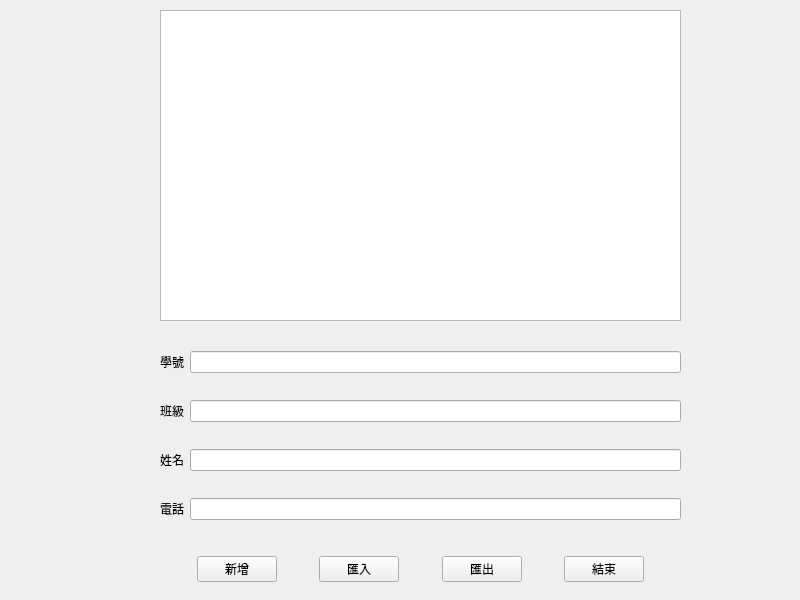
Old version of the form mywidget.ui in the repository Weizhe422/ContactBook.
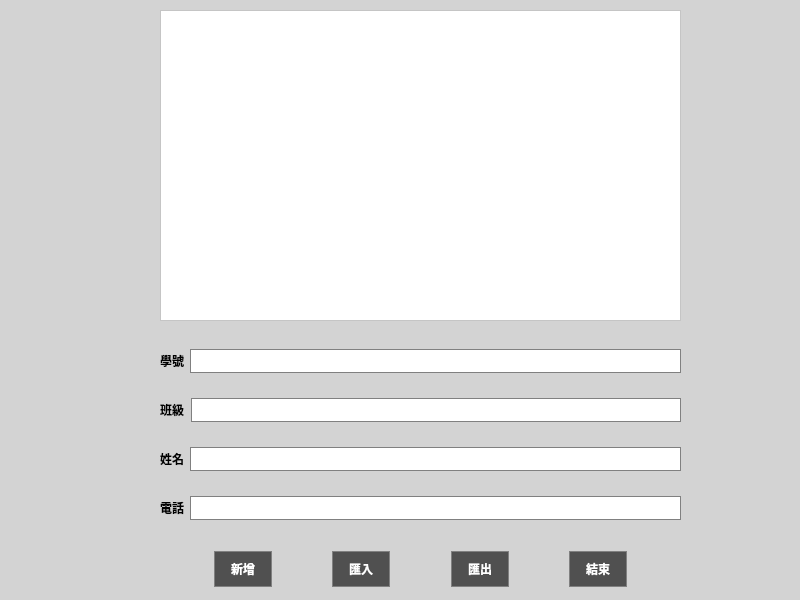
New version of the form.

Commit message: Apply grayscale color scheme to mywidget.ui

What changed in the file:
```diff
--- a/mywidget.ui
+++ b/mywidget.ui
@@ -13,6 +13,11 @@
   <property name="windowTitle">
    <string>MyWidget</string>
   </property>
+  <property name="styleSheet">
+   <string notr="true">QWidget {
+    background-color: #D3D3D3;
+}</string>
+  </property>
   <widget class="QTableWidget" name="tableWidget">
    <property name="geometry">
     <rect>
@@ -22,6 +27,27 @@
      <height>311</height>
     </rect>
    </property>
+   <property name="styleSheet">
+    <string notr="true">QTableWidget {
+    background-color: white;
+    color: black;
+    gridline-color: #808080;
+}
+QTableWidget::item {
+    background-color: white;
+    color: black;
+}
+QTableWidget::item:selected {
+    background-color: #808080;
+    color: white;
+}
+QHeaderView::section {
+    background-color: #505050;
+    color: white;
+    padding: 5px;
+    border: 1px solid #808080;
+}</string>
+   </property>
   </widget>
   <widget class="QWidget" name="verticalLayoutWidget">
    <property name="geometry">
@@ -40,10 +66,29 @@
         <property name="text">
          <string>學號</string>
         </property>
+        <property name="styleSheet">
+         <string notr="true">QLabel {
+    background-color: transparent;
+    color: black;
+    font-weight: bold;
+}</string>
+        </property>
        </widget>
       </item>
       <item>
-       <widget class="QLineEdit" name="lineEdit"/>
+       <widget class="QLineEdit" name="lineEdit">
+        <property name="styleSheet">
+         <string notr="true">QLineEdit {
+    background-color: white;
+    color: black;
+    border: 1px solid #808080;
+    padding: 3px;
+}
+QLineEdit:focus {
+    border: 2px solid #505050;
+}</string>
+        </property>
+       </widget>
       </item>
      </layout>
     </item>
@@ -54,10 +99,29 @@
         <property name="text">
          <string>班級</string>
         </property>
+        <property name="styleSheet">
+         <string notr="true">QLabel {
+    background-color: transparent;
+    color: black;
+    font-weight: bold;
+}</string>
+        </property>
        </widget>
       </item>
       <item>
-       <widget class="QLineEdit" name="lineEdit_4"/>
+       <widget class="QLineEdit" name="lineEdit_4">
+        <property name="styleSheet">
+         <string notr="true">QLineEdit {
+    background-color: white;
+    color: black;
+    border: 1px solid #808080;
+    padding: 3px;
+}
+QLineEdit:focus {
+    border: 2px solid #505050;
+}</string>
+        </property>
+       </widget>
       </item>
      </layout>
     </item>
@@ -68,10 +132,29 @@
         <property name="text">
          <string>姓名</string>
         </property>
+        <property name="styleSheet">
+         <string notr="true">QLabel {
+    background-color: transparent;
+    color: black;
+    font-weight: bold;
+}</string>
+        </property>
        </widget>
       </item>
       <item>
-       <widget class="QLineEdit" name="lineEdit_3"/>
+       <widget class="QLineEdit" name="lineEdit_3">
+        <property name="styleSheet">
+         <string notr="true">QLineEdit {
+    background-color: white;
+    color: black;
+    border: 1px solid #808080;
+    padding: 3px;
+}
+QLineEdit:focus {
+    border: 2px solid #505050;
+}</string>
+        </property>
+       </widget>
       </item>
      </layout>
     </item>
@@ -82,10 +165,29 @@
         <property name="text">
          <string>電話</string>
         </property>
+        <property name="styleSheet">
+         <string notr="true">QLabel {
+    background-color: transparent;
+    color: black;
+    font-weight: bold;
+}</string>
+        </property>
        </widget>
       </item>
       <item>
-       <widget class="QLineEdit" name="lineEdit_2"/>
+       <widget class="QLineEdit" name="lineEdit_2">
+        <property name="styleSheet">
+         <string notr="true">QLineEdit {
+    background-color: white;
+    color: black;
+    border: 1px solid #808080;
+    padding: 3px;
+}
+QLineEdit:focus {
+    border: 2px solid #505050;
+}</string>
+        </property>
+       </widget>
       </item>
      </layout>
     </item>
@@ -119,6 +221,21 @@
       <property name="text">
        <string>新增</string>
       </property>
+      <property name="styleSheet">
+       <string notr="true">QPushButton {
+    background-color: #505050;
+    color: white;
+    border: 1px solid #808080;
+    padding: 8px 16px;
+    font-weight: bold;
+}
+QPushButton:hover {
+    background-color: #707070;
+}
+QPushButton:pressed {
+    background-color: #303030;
+}</string>
+      </property>
      </widget>
     </item>
     <item>
@@ -139,6 +256,21 @@
       <property name="text">
        <string>匯入</string>
       </property>
+      <property name="styleSheet">
+       <string notr="true">QPushButton {
+    background-color: #505050;
+    color: white;
+    border: 1px solid #808080;
+    padding: 8px 16px;
+    font-weight: bold;
+}
+QPushButton:hover {
+    background-color: #707070;
+}
+QPushButton:pressed {
+    background-color: #303030;
+}</string>
+      </property>
      </widget>
     </item>
     <item>
@@ -159,6 +291,21 @@
       <property name="text">
        <string>匯出</string>
       </property>
+      <property name="styleSheet">
+       <string notr="true">QPushButton {
+    background-color: #505050;
+    color: white;
+    border: 1px solid #808080;
+    padding: 8px 16px;
+    font-weight: bold;
+}
+QPushButton:hover {
+    background-color: #707070;
+}
+QPushButton:pressed {
+    background-color: #303030;
+}</string>
+      </property>
      </widget>
     </item>
     <item>
@@ -179,6 +326,21 @@
       <property name="text">
        <string>結束</string>
       </property>
+      <property name="styleSheet">
+       <string notr="true">QPushButton {
+    background-color: #505050;
+    color: white;
+    border: 1px solid #808080;
+    padding: 8px 16px;
+    font-weight: bold;
+}
+QPushButton:hover {
+    background-color: #707070;
+}
+QPushButton:pressed {
+    background-color: #303030;
+}</string>
+      </property>
      </widget>
     </item>
     <item>
```
